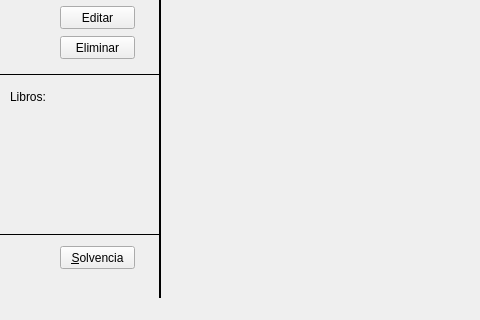
This is mainwindow.ui in ottodevs/project-biblioteca as Qt 5 draws it before an edit; both pictures show x 0 to 480 and y 280 to 600 of the 800 by 600 pixel window. The edited form follows.
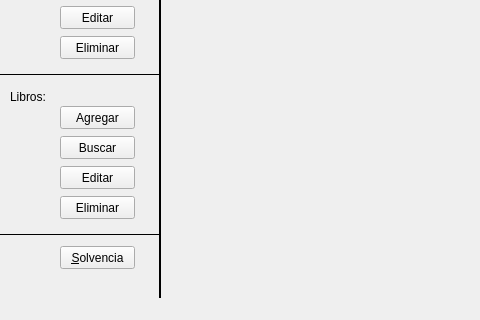
This is the edited form.

Patch:
```diff
--- a/mainwindow.ui
+++ b/mainwindow.ui
@@ -270,6 +270,58 @@
      <string>&amp;Solvencia</string>
     </property>
    </widget>
+   <widget class="QPushButton" name="btnBuscarL">
+    <property name="geometry">
+     <rect>
+      <x>60</x>
+      <y>380</y>
+      <width>75</width>
+      <height>23</height>
+     </rect>
+    </property>
+    <property name="text">
+     <string>Buscar</string>
+    </property>
+   </widget>
+   <widget class="QPushButton" name="btnEditarL">
+    <property name="geometry">
+     <rect>
+      <x>60</x>
+      <y>410</y>
+      <width>75</width>
+      <height>23</height>
+     </rect>
+    </property>
+    <property name="text">
+     <string>Editar</string>
+    </property>
+   </widget>
+   <widget class="QPushButton" name="btnAgregarL">
+    <property name="geometry">
+     <rect>
+      <x>60</x>
+      <y>350</y>
+      <width>75</width>
+      <height>23</height>
+     </rect>
+    </property>
+    <property name="text">
+     <string>Agregar</string>
+    </property>
+   </widget>
+   <widget class="QPushButton" name="btnEliminarL">
+    <property name="geometry">
+     <rect>
+      <x>60</x>
+      <y>440</y>
+      <width>75</width>
+      <height>23</height>
+     </rect>
+    </property>
+    <property name="text">
+     <string>Eliminar</string>
+    </property>
+   </widget>
   </widget>
   <widget class="QMenuBar" name="menuBar">
    <property name="geometry">
```
Left out of the diff: 2 changed lines with no effect on the pictures.
